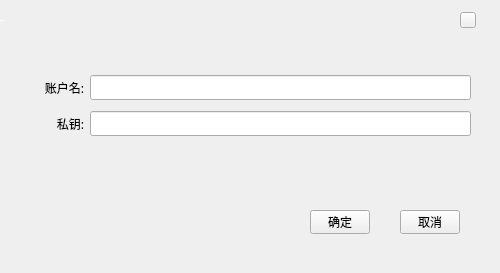
HcashOrg/HX-IDE, file custom/ImportDialogUB.ui: the form before one commit.
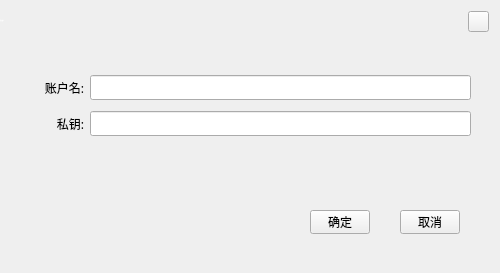
The form after the commit.

What changed in the file:
```diff
--- a/custom/ImportDialogUB.ui
+++ b/custom/ImportDialogUB.ui
@@ -24,10 +24,10 @@
   <widget class="QToolButton" name="closeBtn">
    <property name="geometry">
     <rect>
-     <x>460</x>
-     <y>12</y>
-     <width>16</width>
-     <height>16</height>
+     <x>468</x>
+     <y>11</y>
+     <width>21</width>
+     <height>21</height>
     </rect>
    </property>
    <property name="font">
@@ -119,7 +119,7 @@
     <string>取消</string>
    </property>
   </widget>
-  <widget class="QWidget" name="">
+  <widget class="QWidget" name="layoutWidget">
    <property name="geometry">
     <rect>
      <x>20</x>
```
Left out of the diff: 7 changed lines with no effect on the pictures.
